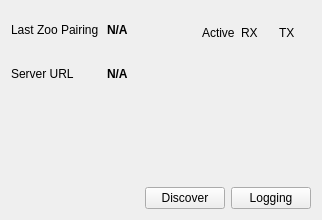
Qt form integration/v2/src/libs/libdebug/widgets/debug/ui/DiscoveryClientDebugWidget.ui (mrdeveloperdude/OctoMY) before a commit.
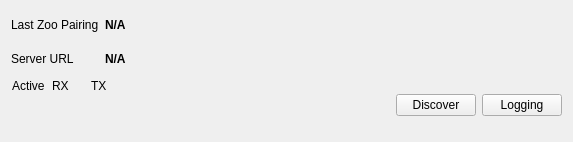
The same form after that commit. Custom widgets are drawn as their Qt base class.

Commit message: Compacted debugger widget UI

```diff
--- a/integration/v2/src/libs/libdebug/widgets/debug/ui/DiscoveryClientDebugWidget.ui
+++ b/integration/v2/src/libs/libdebug/widgets/debug/ui/DiscoveryClientDebugWidget.ui
@@ -6,169 +6,69 @@
    <rect>
     <x>0</x>
     <y>0</y>
-    <width>322</width>
-    <height>220</height>
+    <width>573</width>
+    <height>142</height>
    </rect>
   </property>
   <property name="windowTitle">
    <string>Form</string>
   </property>
-  <layout class="QGridLayout" name="gridLayout">
+  <layout class="QGridLayout" name="gridLayout_2">
    <item row="0" column="0">
-    <widget class="QLabel" name="label_2">
-     <property name="text">
-      <string>Last Zoo Pairing</string>
-     </property>
-    </widget>
-   </item>
-   <item row="0" column="1">
-    <widget class="QLabel" name="labelLastZooPairing">
-     <property name="font">
-      <font>
-       <weight>75</weight>
-       <bold>true</bold>
-      </font>
-     </property>
-     <property name="text">
-      <string>N/A</string>
-     </property>
-    </widget>
-   </item>
-   <item row="0" column="2" rowspan="2">
-    <layout class="QVBoxLayout" name="verticalLayout">
-     <item>
-      <widget class="QLabel" name="label_5">
+    <layout class="QGridLayout" name="gridLayout">
+     <item row="0" column="0">
+      <widget class="QLabel" name="label_2">
        <property name="text">
-        <string>Active</string>
+        <string>Last Zoo Pairing</string>
        </property>
       </widget>
      </item>
-     <item>
-      <widget class="LightWidget" name="widgetStatusActive" native="true">
-       <property name="sizePolicy">
-        <sizepolicy hsizetype="Fixed" vsizetype="Fixed">
-         <horstretch>0</horstretch>
-         <verstretch>0</verstretch>
-        </sizepolicy>
+     <item row="0" column="1">
+      <widget class="QLabel" name="labelLastZooPairing">
+       <property name="font">
+        <font>
+         <weight>75</weight>
+         <bold>true</bold>
+        </font>
        </property>
-       <property name="minimumSize">
-        <size>
-         <width>32</width>
-         <height>32</height>
-        </size>
+       <property name="text">
+        <string>N/A</string>
        </property>
-       <property name="maximumSize">
-        <size>
-         <width>32</width>
-         <height>32</height>
-        </size>
-       </property>
-       <property name="toolTip">
-        <string>Validity of port. Green means OK.</string>
-       </property>
       </widget>
      </item>
-    </layout>
-   </item>
-   <item row="0" column="3" rowspan="2">
-    <layout class="QVBoxLayout" name="verticalLayout_2">
-     <item>
-      <widget class="QLabel" name="label_6">
+     <item row="1" column="0">
+      <widget class="QLabel" name="label_3">
        <property name="text">
-        <string>RX</string>
+        <string>Server URL</string>
        </property>
       </widget>
      </item>
-     <item>
-      <widget class="LightWidget" name="widgetStatusRX" native="true">
-       <property name="sizePolicy">
-        <sizepolicy hsizetype="Fixed" vsizetype="Fixed">
-         <horstretch>0</horstretch>
-         <verstretch>0</verstretch>
-        </sizepolicy>
+     <item row="1" column="1">
+      <widget class="QLabel" name="labelServerURL">
+       <property name="font">
+        <font>
+         <weight>75</weight>
+         <bold>true</bold>
+        </font>
        </property>
-       <property name="minimumSize">
-        <size>
-         <width>32</width>
-         <height>32</height>
-        </size>
+       <property name="text">
+        <string>N/A</string>
        </property>
-       <property name="maximumSize">
-        <size>
-         <width>32</width>
-         <height>32</height>
-        </size>
-       </property>
-       <property name="toolTip">
-        <string>Validity of port. Green means OK.</string>
-       </property>
       </widget>
      </item>
     </layout>
    </item>
-   <item row="0" column="4" rowspan="2">
-    <layout class="QVBoxLayout" name="verticalLayout_3">
+   <item row="0" column="2">
+    <layout class="QVBoxLayout" name="verticalLayout_4">
      <item>
-      <widget class="QLabel" name="label_7">
-       <property name="text">
-        <string>TX</string>
-       </property>
-      </widget>
+      <widget class="RateCalculatorWidget" name="widgetRateCalculatorRX" native="true"/>
      </item>
      <item>
-      <widget class="LightWidget" name="widgetStatusTX" native="true">
-       <property name="sizePolicy">
-        <sizepolicy hsizetype="Fixed" vsizetype="Fixed">
-         <horstretch>0</horstretch>
-         <verstretch>0</verstretch>
-        </sizepolicy>
-       </property>
-       <property name="minimumSize">
-        <size>
-         <width>32</width>
-         <height>32</height>
-        </size>
-       </property>
-       <property name="maximumSize">
-        <size>
-         <width>32</width>
-         <height>32</height>
-        </size>
-       </property>
-       <property name="toolTip">
-        <string>Validity of port. Green means OK.</string>
-       </property>
-      </widget>
+      <widget class="RateCalculatorWidget" name="widgetRateCalculatorTX" native="true"/>
      </item>
     </layout>
    </item>
-   <item row="1" column="0">
-    <widget class="QLabel" name="label_3">
-     <property name="text">
-      <string>Server URL</string>
-     </property>
-    </widget>
-   </item>
-   <item row="1" column="1">
-    <widget class="QLabel" name="labelServerURL">
-     <property name="font">
-      <font>
-       <weight>75</weight>
-       <bold>true</bold>
-      </font>
-     </property>
-     <property name="text">
-      <string>N/A</string>
-     </property>
-    </widget>
-   </item>
-   <item row="2" column="0" colspan="5">
-    <widget class="RateCalculatorWidget" name="widgetRateCalculatorRX" native="true"/>
-   </item>
-   <item row="3" column="0" colspan="5">
-    <widget class="RateCalculatorWidget" name="widgetRateCalculatorTX" native="true"/>
-   </item>
-   <item row="4" column="0" colspan="5">
+   <item row="1" column="2">
     <layout class="QHBoxLayout" name="horizontalLayout">
      <item>
       <spacer name="horizontalSpacer">
@@ -202,6 +102,118 @@
      </item>
     </layout>
    </item>
+   <item row="1" column="0">
+    <layout class="QHBoxLayout" name="horizontalLayout_2">
+     <item>
+      <layout class="QVBoxLayout" name="verticalLayout">
+       <item>
+        <widget class="QLabel" name="label_5">
+         <property name="text">
+          <string>Active</string>
+         </property>
+        </widget>
+       </item>
+       <item>
+        <widget class="LightWidget" name="widgetStatusActive" native="true">
+         <property name="sizePolicy">
+          <sizepolicy hsizetype="Fixed" vsizetype="Fixed">
+           <horstretch>0</horstretch>
+           <verstretch>0</verstretch>
+          </sizepolicy>
+         </property>
+         <property name="minimumSize">
+          <size>
+           <width>32</width>
+           <height>32</height>
+          </size>
+         </property>
+         <property name="maximumSize">
+          <size>
+           <width>32</width>
+           <height>32</height>
+          </size>
+         </property>
+         <property name="toolTip">
+          <string>Validity of port. Green means OK.</string>
+         </property>
+        </widget>
+       </item>
+      </layout>
+     </item>
+     <item>
+      <layout class="QVBoxLayout" name="verticalLayout_2">
+       <item>
+        <widget class="QLabel" name="label_6">
+         <property name="text">
+          <string>RX</string>
+         </property>
+        </widget>
+       </item>
+       <item>
+        <widget class="LightWidget" name="widgetStatusRX" native="true">
+         <property name="sizePolicy">
+          <sizepolicy hsizetype="Fixed" vsizetype="Fixed">
+           <horstretch>0</horstretch>
+           <verstretch>0</verstretch>
+          </sizepolicy>
+         </property>
+         <property name="minimumSize">
+          <size>
+           <width>32</width>
+           <height>32</height>
+          </size>
+         </property>
+         <property name="maximumSize">
+          <size>
+           <width>32</width>
+           <height>32</height>
+          </size>
+         </property>
+         <property name="toolTip">
+          <string>Validity of port. Green means OK.</string>
+         </property>
+        </widget>
+       </item>
+      </layout>
+     </item>
+     <item>
+      <layout class="QVBoxLayout" name="verticalLayout_3">
+       <item>
+        <widget class="QLabel" name="label_7">
+         <property name="text">
+          <string>TX</string>
+         </property>
+        </widget>
+       </item>
+       <item>
+        <widget class="LightWidget" name="widgetStatusTX" native="true">
+         <property name="sizePolicy">
+          <sizepolicy hsizetype="Fixed" vsizetype="Fixed">
+           <horstretch>0</horstretch>
+           <verstretch>0</verstretch>
+          </sizepolicy>
+         </property>
+         <property name="minimumSize">
+          <size>
+           <width>32</width>
+           <height>32</height>
+          </size>
+         </property>
+         <property name="maximumSize">
+          <size>
+           <width>32</width>
+           <height>32</height>
+          </size>
+         </property>
+         <property name="toolTip">
+          <string>Validity of port. Green means OK.</string>
+         </property>
+        </widget>
+       </item>
+      </layout>
+     </item>
+    </layout>
+   </item>
   </layout>
  </widget>
  <customwidgets>
```
The commit also changes 7 other files.
